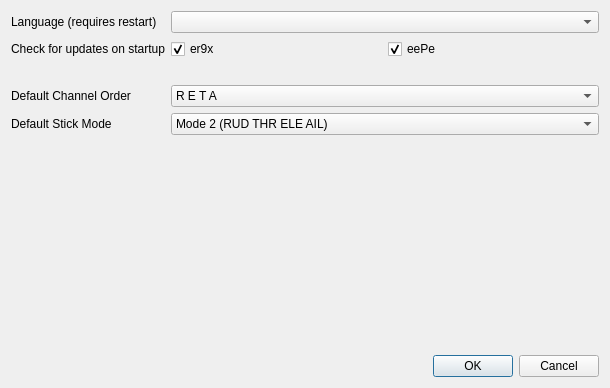
This is src/preferencesdialog.ui in xhorizont/eepe as Qt 5 draws it before an edit. The edited form follows.
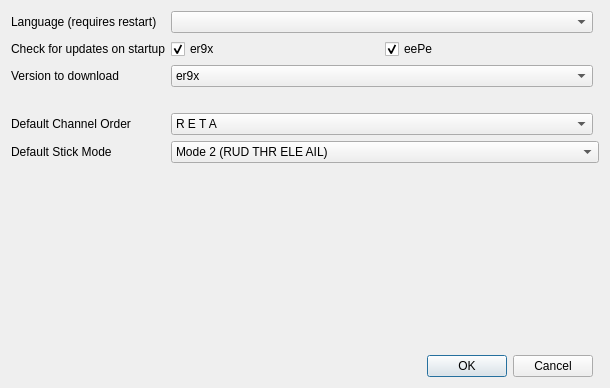
This is the edited form. Icons and pictures are not drawn.

Commit message: Heli page, Alternate version download

Diff of the .ui file:
```diff
--- a/src/preferencesdialog.ui
+++ b/src/preferencesdialog.ui
@@ -17,7 +17,7 @@
    <iconset resource="eepe.qrc">
     <normaloff>:/images/preferences.png</normaloff>:/images/preferences.png</iconset>
   </property>
-  <layout class="QGridLayout" name="gridLayout">
+  <layout class="QGridLayout" name="gridLayout_2">
    <item row="0" column="0">
     <widget class="QLabel" name="label">
      <property name="text">
@@ -28,9 +28,16 @@
    <item row="0" column="1">
     <widget class="QComboBox" name="locale_QB"/>
    </item>
+   <item row="1" column="0">
+    <widget class="QLabel" name="label_2">
+     <property name="text">
+      <string>Check for updates on startup</string>
+     </property>
+    </widget>
+   </item>
    <item row="1" column="1">
-    <layout class="QHBoxLayout" name="horizontalLayout">
-     <item>
+    <layout class="QGridLayout" name="gridLayout">
+     <item row="0" column="0">
       <widget class="QCheckBox" name="startupCheck_er9x">
        <property name="text">
         <string>er9x</string>
@@ -40,7 +47,7 @@
        </property>
       </widget>
      </item>
-     <item>
+     <item row="0" column="1">
       <widget class="QCheckBox" name="startupCheck_eepe">
        <property name="text">
         <string>eePe</string>
@@ -52,7 +59,38 @@
      </item>
     </layout>
    </item>
+   <item row="2" column="0">
+    <widget class="QLabel" name="label_3">
+     <property name="text">
+      <string>Version to download</string>
+     </property>
+    </widget>
+   </item>
    <item row="2" column="1">
+    <widget class="QComboBox" name="downloadVerCB">
+     <item>
+      <property name="text">
+       <string>er9x</string>
+      </property>
+     </item>
+     <item>
+      <property name="text">
+       <string>er9x - JETI</string>
+      </property>
+     </item>
+     <item>
+      <property name="text">
+       <string>er9x - FrSky</string>
+      </property>
+     </item>
+     <item>
+      <property name="text">
+       <string>er9x - Ardupilot</string>
+      </property>
+     </item>
+    </widget>
+   </item>
+   <item row="3" column="1">
     <spacer name="horizontalSpacer">
      <property name="orientation">
       <enum>Qt::Horizontal</enum>
@@ -65,14 +103,14 @@
      </property>
     </spacer>
    </item>
-   <item row="3" column="0">
+   <item row="4" column="0">
     <widget class="QLabel" name="label_13">
      <property name="text">
       <string>Default Channel Order</string>
      </property>
     </widget>
    </item>
-   <item row="3" column="1">
+   <item row="4" column="1">
     <widget class="QComboBox" name="channelorderCB">
      <property name="whatsThis">
       <string>Channel order
@@ -204,14 +242,14 @@
      </item>
     </widget>
    </item>
-   <item row="4" column="0">
+   <item row="5" column="0">
     <widget class="QLabel" name="label_14">
      <property name="text">
       <string>Default Stick Mode</string>
      </property>
     </widget>
    </item>
-   <item row="4" column="1">
+   <item row="5" column="1" colspan="2">
     <widget class="QComboBox" name="stickmodeCB">
      <property name="whatsThis">
       <string>Mode selection:
@@ -259,7 +297,17 @@
      </item>
     </widget>
    </item>
-   <item row="5" column="1">
+   <item row="8" column="0" colspan="2">
+    <widget class="QDialogButtonBox" name="buttonBox">
+     <property name="orientation">
+      <enum>Qt::Horizontal</enum>
+     </property>
+     <property name="standardButtons">
+      <set>QDialogButtonBox::Cancel|QDialogButtonBox::Ok</set>
+     </property>
+    </widget>
+   </item>
+   <item row="6" column="1">
     <spacer name="verticalSpacer">
      <property name="orientation">
       <enum>Qt::Vertical</enum>
@@ -272,23 +320,6 @@
      </property>
     </spacer>
    </item>
-   <item row="6" column="1">
-    <widget class="QDialogButtonBox" name="buttonBox">
-     <property name="orientation">
-      <enum>Qt::Horizontal</enum>
-     </property>
-     <property name="standardButtons">
-      <set>QDialogButtonBox::Cancel|QDialogButtonBox::Ok</set>
-     </property>
-    </widget>
-   </item>
-   <item row="1" column="0">
-    <widget class="QLabel" name="label_2">
-     <property name="text">
-      <string>Check for updates on startup</string>
-     </property>
-    </widget>
-   </item>
   </layout>
  </widget>
  <resources>
```
The commit also changes 18 other files.
